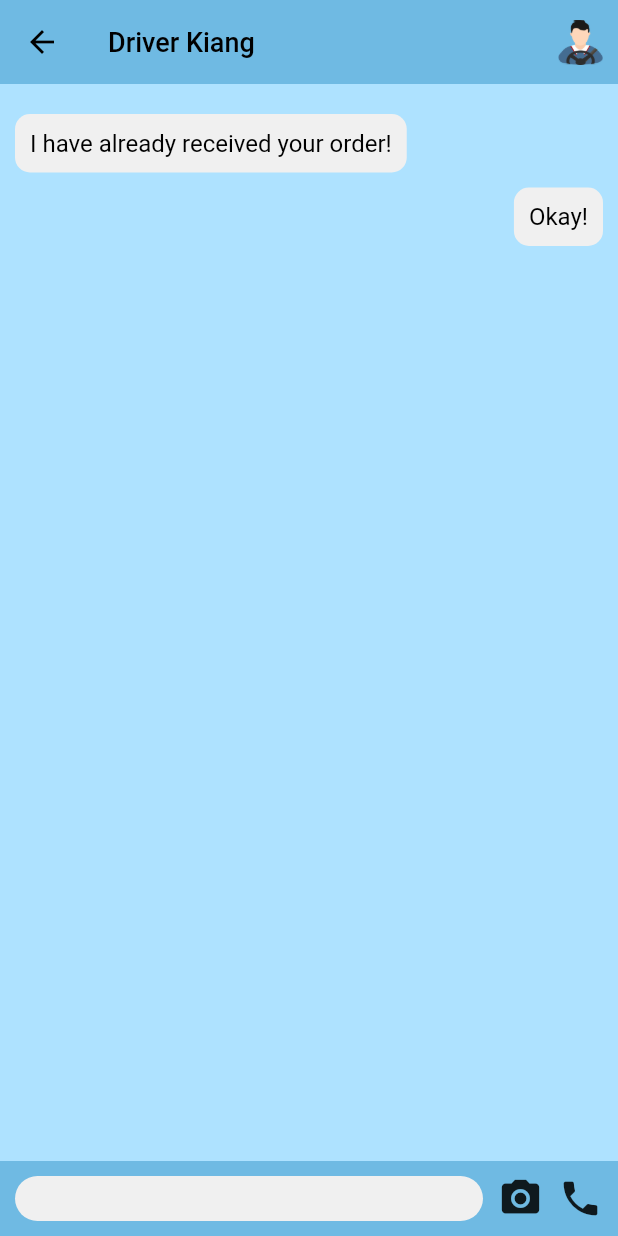
After one commit to alisa-uthi/flutter-getya, a Flutter app: the screen it shows after launch, after a tap on "Chat", on a phone screen of 412 x 824 dp. The commit adds this screen. Run offline on Flutter 3.47's test engine with Material 2 defaults, Android fonts, the phone set to English and light mode, and no system bars; our stand-ins replace flutter_datetime_picker, google_fonts.

Commit message:
Feat: add chat screen

```diff
--- a/lib/main.dart
+++ b/lib/main.dart
@@ -1,4 +1,5 @@
 import 'package:flutter/material.dart';
+import 'package:getya/screens/chat/chat_screen.dart';
 import 'package:getya/screens/deliveryStatus/delivery_status_screen.dart';
 import 'package:getya/screens/home/home_screen.dart';
 import 'package:google_fonts/google_fonts.dart';
--- a/lib/routes.dart
+++ b/lib/routes.dart
@@ -1,4 +1,5 @@
 import 'package:flutter/material.dart';
+import 'package:getya/screens/chat/chat_screen.dart';
 import 'package:getya/screens/confirmOrder/confirm_order_screen.dart';
 import 'package:getya/screens/deliveryStatus/delivery_status_screen.dart';
 import 'package:getya/screens/destinationAddress/destination_screen.dart';
@@ -36,4 +37,5 @@ final Map<String, WidgetBuilder> routes = {
   DestinationScreen.routeName: (context) => DestinationScreen(),
   ConfirmOrderScreen.routeName: (context) => ConfirmOrderScreen(),
   OrderCompleteScreen.routeName: (context) => OrderCompleteScreen(),
+  ChatScreen.routeName: (context) => ChatScreen(),
 };
--- /dev/null
+++ b/lib/screens/chat/chat_screen.dart
@@ -0,0 +1,51 @@
+import 'package:flutter/material.dart';
+import 'package:getya/constants.dart';
+
+import 'components/message_box.dart';
+import 'components/type_section.dart';
+
+class ChatScreen extends StatelessWidget {
+  static final routeName = '/chat';
+
+  @override
+  Widget build(BuildContext context) {
+    return Scaffold(
+      appBar: AppBar(
+        actions: [
+          Padding(
+            padding: const EdgeInsets.only(right: 10),
+            child: Image.asset(
+              "assets/images/driver.png",
+              width: 30,
+              height: 30,
+            ),
+          )
+        ],
+        title: Text(
+          "Driver Kiang",
+          style: Theme.of(context).textTheme.bodyText1,
+        ),
+      ),
+      body: Container(
+        width: double.infinity,
+        child: Column(
+          crossAxisAlignment: CrossAxisAlignment.start,
+          children: [
+            SizedBox(height: kDefaultPadding),
+            MessageBox(
+              message: "I have already received your order!",
+              position: FractionalOffset.bottomLeft,
+            ),
+            SizedBox(height: kDefaultPadding / 2),
+            MessageBox(
+              message: "Okay!",
+              position: FractionalOffset.bottomRight,
+            ),
+            Spacer(),
+            TypeSection(),
+          ],
+        ),
+      ),
+    );
+  }
+}
--- /dev/null
+++ b/lib/screens/chat/components/message_box.dart
@@ -0,0 +1,33 @@
+import 'package:flutter/material.dart';
+
+import '../../../constants.dart';
+
+class MessageBox extends StatelessWidget {
+  const MessageBox({
+    Key key,
+    this.message,
+    this.position,
+  }) : super(key: key);
+
+  final String message;
+  final AlignmentGeometry position;
+
+  @override
+  Widget build(BuildContext context) {
+    return Align(
+      alignment: position,
+      child: Container(
+        margin: EdgeInsets.symmetric(horizontal: kDefaultPadding / 2),
+        padding: EdgeInsets.symmetric(
+          horizontal: kDefaultPadding / 2,
+          vertical: kDefaultPadding / 2,
+        ),
+        decoration: BoxDecoration(
+          color: kLightGreyColor,
+          borderRadius: BorderRadius.circular(10),
+        ),
+        child: Text(message),
+      ),
+    );
+  }
+}
--- /dev/null
+++ b/lib/screens/chat/components/type_section.dart
@@ -0,0 +1,40 @@
+import 'package:flutter/material.dart';
+
+import '../../../constants.dart';
+
+class TypeSection extends StatelessWidget {
+  const TypeSection({
+    Key key,
+  }) : super(key: key);
+
+  @override
+  Widget build(BuildContext context) {
+    return Container(
+      padding: EdgeInsets.all(kDefaultPadding / 2),
+      height: 50,
+      width: double.infinity,
+      decoration: BoxDecoration(
+        color: kSecondaryColor,
+      ),
+      child: Row(
+        children: [
+          Expanded(
+            child: TextFormField(
+              decoration: inputDecoration,
+            ),
+          ),
+          SizedBox(width: kDefaultPadding / 2),
+          Icon(
+            Icons.camera_alt,
+            size: 30,
+          ),
+          SizedBox(width: kDefaultPadding / 2),
+          Icon(
+            Icons.phone,
+            size: 30,
+          ),
+        ],
+      ),
+    );
+  }
+}
--- a/lib/screens/deliveryStatus/components/driver_section.dart
+++ b/lib/screens/deliveryStatus/components/driver_section.dart
@@ -1,5 +1,7 @@
 import 'package:flutter/material.dart';
 import 'package:getya/constants.dart';
+import 'package:getya/screens/chat/chat_screen.dart';
+import 'package:getya/widgets/custom_btn.dart';
 import 'package:getya/widgets/section_title.dart';
 
 import 'driver_info.dart';
@@ -28,7 +30,15 @@ class DriverSection extends StatelessWidget {
                 DriverInfo(),
               ],
             ),
-            // DriverInfo(),
+            SizedBox(height: kDefaultPadding * 2),
+            CustomBtn(
+              text: "Chat",
+              textColor: Colors.white,
+              boxColor: Color(0xFF6A60D8),
+              onPressed: () {
+                Navigator.pushNamed(context, ChatScreen.routeName);
+              },
+            ),
           ],
         ),
       ),
```
